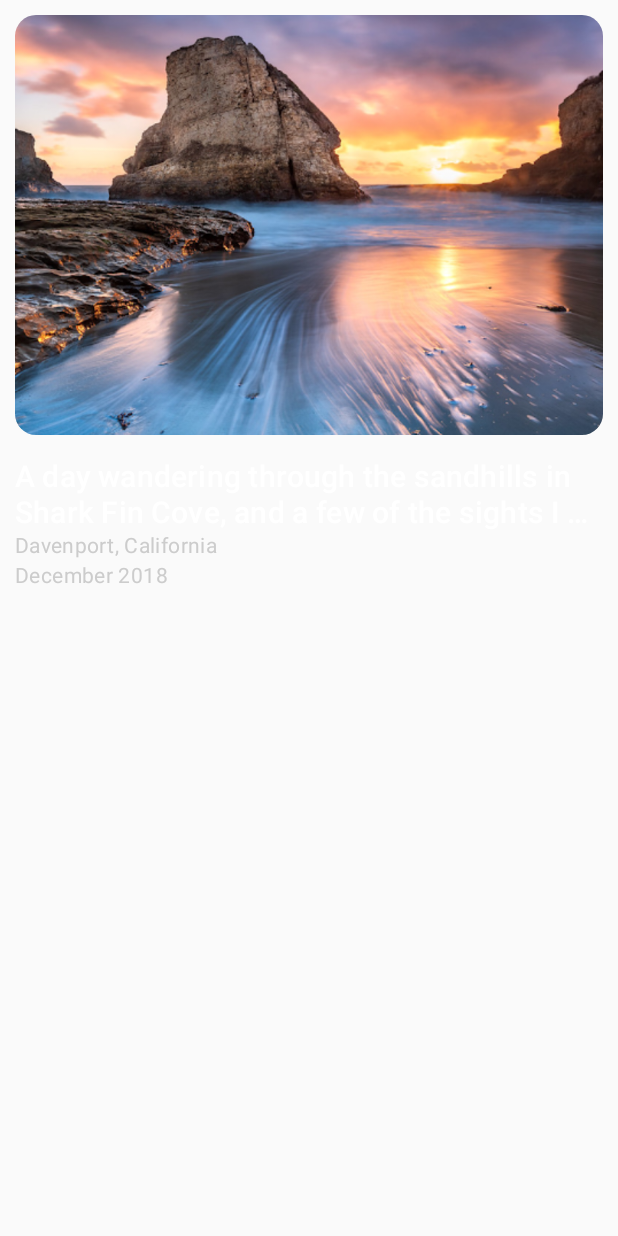
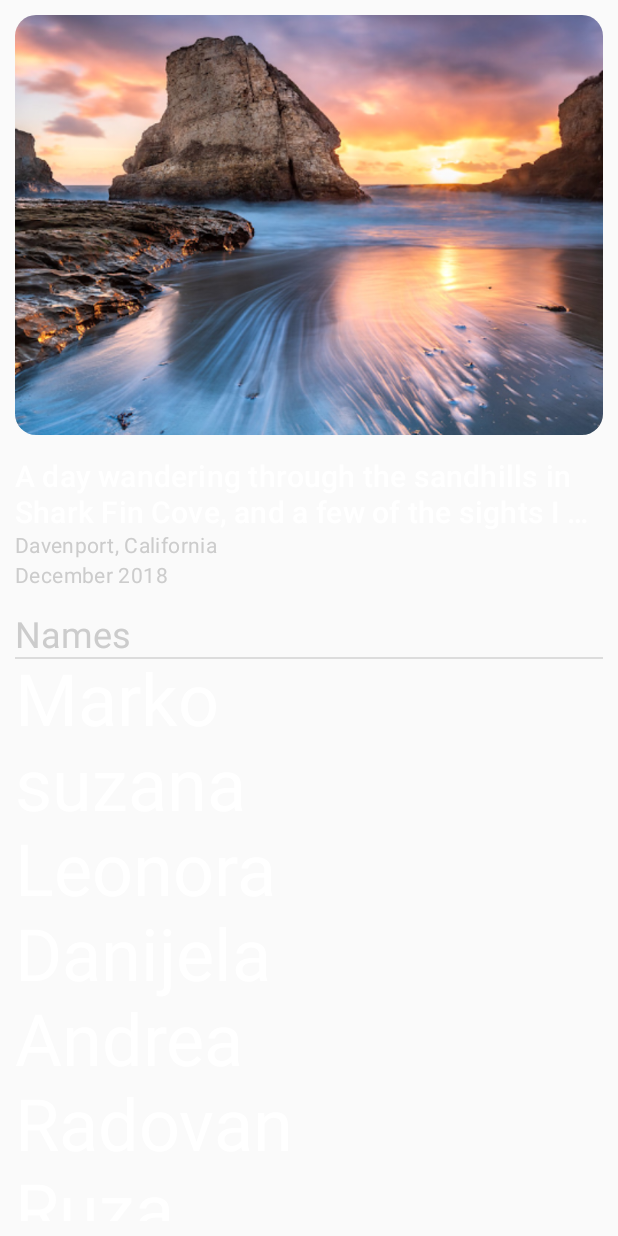
Before and after one commit to lalicmarko/playground, an Android app built with Jetpack Compose: the screen it shows after launch (MainActivity), on a phone screen of 412 x 824 dp. Run offline under Robolectric (Android 15) with nearby library versions, the light colour scheme and no system bars.

Commit message:
trying to trigger recomposition of lists

```diff
--- a/app/src/main/java/mr/lalic/playground/MainActivity.kt
+++ b/app/src/main/java/mr/lalic/playground/MainActivity.kt
@@ -1,11 +1,16 @@
 package mr.lalic.playground
 
 import android.os.Bundle
+import android.widget.Toast
 import androidx.activity.compose.setContent
 import androidx.appcompat.app.AppCompatActivity
 import androidx.compose.foundation.Image
+import androidx.compose.foundation.clickable
 import androidx.compose.foundation.layout.*
+import androidx.compose.foundation.lazy.LazyColumn
+import androidx.compose.foundation.lazy.items
 import androidx.compose.foundation.shape.RoundedCornerShape
+import androidx.compose.material.Divider
 import androidx.compose.material.MaterialTheme.typography
 import androidx.compose.material.Text
 import androidx.compose.runtime.Composable
@@ -19,16 +24,58 @@ import androidx.compose.ui.tooling.preview.Preview
 import androidx.compose.ui.unit.dp
 
 class MainActivity : AppCompatActivity() {
+
+    val fullList = arrayListOf(
+        "Marko",
+        "suzana",
+        "Leonora",
+        "Danijela",
+        "Andrea",
+        "Radovan",
+        "Ruza",
+        "Jovana"
+    )
+    var dataSet = fullList
+
+
     override fun onCreate(savedInstanceState: Bundle?) {
         super.onCreate(savedInstanceState)
         setContent {
-            Greeting()
+            var myData = dataSet
+            Greeting(
+                dataSet = myData,
+                showMessage = {
+                    Toast.makeText(this, "$it", Toast.LENGTH_SHORT).show()
+                    myData[3] = "hohoho"
+                },
+                populateWithData = {
+                    dataSet.addAll(fullList)
+                }
+            )
         }
     }
 }
 
 @Composable
-fun Greeting() {
+fun getData(): List<String> {
+    return arrayListOf(
+        "Marko",
+        "suzana",
+        "Leonora",
+        "Danijela",
+        "Andrea",
+        "Radovan",
+        "Ruza",
+        "Jovana"
+    )
+}
+
+@Composable
+fun Greeting(
+    dataSet: List<String>,
+    showMessage: ((String) -> Unit)? = null,
+    populateWithData: (() -> Unit)? = null
+) {
     Column(modifier = Modifier.padding(10.dp)) {
 
         Image(
@@ -64,11 +111,85 @@ fun Greeting() {
             color = Color.LightGray
         )
 
+        Spacer(Modifier.height(16.dp))
+
+        NamePicker(
+            header = "Names",
+            names = dataSet,
+            onNameClicked = {
+                showMessage?.invoke(it)
+                if (it == "empty") {
+                    populateWithData?.invoke()
+
+                }
+            }
+        )
     }
+}
+
+/**
+ * Display a list of names the user can click with a header
+ */
+@Composable
+fun NamePicker(
+    header: String,
+    names: List<String>,
+    onNameClicked: (String) -> Unit
+) {
+    LazyColumn {
+        item {
+            Text(header, color = Color.LightGray, style = typography.h5)
+            Divider()
+        }
+        if (names.isEmpty()) {
+            item {
+                NameItem(name = "EMPTY", onClicked = { onNameClicked("empty") })
+            }
+        } else {
+            items(names) { name ->
+                NameItem(name = name, onClicked = onNameClicked)
+            }
+        }
+
+//      alternative way
+//        item {
+//            NameList(names = names, onClicked = { onNameClicked })
+//        }
+    }
+}
+
+@Composable
+private fun NameList(names: List<String>, onClicked: (String) -> Unit) {
+    Column {
+        if (names.isEmpty()) {
+            Text(
+                "Empty", style = typography.h1, color = Color.Red, modifier = Modifier
+                    .clickable(onClick = { onClicked("empty") })
+            )
+        } else {
+            names.forEach { name ->
+                NameItem(name, onClicked)
+                Divider()
+            }
+        }
+    }
+}
+
+/**
+ * Display a single name the user can click.
+ */
+@Composable
+private fun NameItem(name: String, onClicked: (String) -> Unit) {
+    Text(
+        text = name,
+        style = typography.h3,
+        color = Color.White,
+        modifier = Modifier.clickable(onClick = { onClicked(name) })
+    )
 }
 
 @Preview(showBackground = true)
 @Composable
 fun DefaultPreview() {
-    Greeting()
+    Greeting(emptyList())
 }
```
Also changed, not shown: app/build.gradle (+4 -4 lines).
